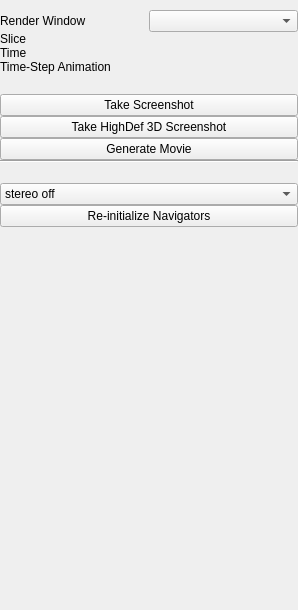
Before: the Qt Designer form Examples/Plugins/org.mitk.example.gui.imaging/src/internal/simpleexample/QmitkSimpleExampleViewControls.ui in MITK/MITK, drawn with Qt 5.
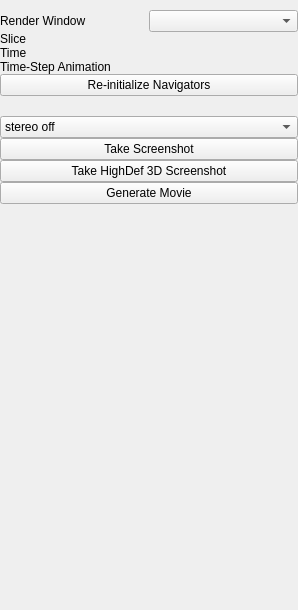
After: the same form once the commit is applied. Custom widgets are drawn as their Qt base class.

Commit message: move button and combo-box

What changed in the file:
```diff
--- a/Examples/Plugins/org.mitk.example.gui.imaging/src/internal/simpleexample/QmitkSimpleExampleViewControls.ui
+++ b/Examples/Plugins/org.mitk.example.gui.imaging/src/internal/simpleexample/QmitkSimpleExampleViewControls.ui
@@ -117,6 +117,13 @@
      </item>
     </layout>
    </item>
+   <item>
+    <widget class="QPushButton" name="reInitializeNavigatorsButton">
+     <property name="text">
+      <string>Re-initialize Navigators</string>
+     </property>
+    </widget>
+   </item>
    <item>
     <spacer name="verticalSpacer_3">
      <property name="orientation">
@@ -133,6 +140,31 @@
      </property>
     </spacer>
    </item>
+   <item>
+    <widget class="QComboBox" name="stereoSelect">
+     <property name="minimumSize">
+      <size>
+       <width>200</width>
+       <height>0</height>
+      </size>
+     </property>
+     <item>
+      <property name="text">
+       <string>stereo off</string>
+      </property>
+     </item>
+     <item>
+      <property name="text">
+       <string>red-blue stereo</string>
+      </property>
+     </item>
+     <item>
+      <property name="text">
+       <string>D4D stereo</string>
+      </property>
+     </item>
+    </widget>
+   </item>
    <item>
     <widget class="QPushButton" name="m_TakeScreenshotBtn">
      <property name="text">
@@ -163,65 +195,6 @@
      </property>
     </widget>
    </item>
-   <item>
-    <layout class="QGridLayout" name="gridLayout">
-     <item row="2" column="0">
-      <widget class="QComboBox" name="stereoSelect">
-       <property name="minimumSize">
-        <size>
-         <width>200</width>
-         <height>0</height>
-        </size>
-       </property>
-       <item>
-        <property name="text">
-         <string>stereo off</string>
-        </property>
-       </item>
-       <item>
-        <property name="text">
-         <string>red-blue stereo</string>
-        </property>
-       </item>
-       <item>
-        <property name="text">
-         <string>D4D stereo</string>
-        </property>
-       </item>
-      </widget>
-     </item>
-     <item row="0" column="0">
-      <widget class="Line" name="line">
-       <property name="orientation">
-        <enum>Qt::Horizontal</enum>
-       </property>
-      </widget>
-     </item>
-     <item row="3" column="0">
-      <widget class="QPushButton" name="reInitializeNavigatorsButton">
-       <property name="text">
-        <string>Re-initialize Navigators</string>
-       </property>
-      </widget>
-     </item>
-     <item row="1" column="0">
-      <spacer name="verticalSpacer_2">
-       <property name="orientation">
-        <enum>Qt::Vertical</enum>
-       </property>
-       <property name="sizeType">
-        <enum>QSizePolicy::Minimum</enum>
-       </property>
-       <property name="sizeHint" stdset="0">
-        <size>
-         <width>20</width>
-         <height>20</height>
-        </size>
-       </property>
-      </spacer>
-     </item>
-    </layout>
-   </item>
    <item>
     <spacer name="verticalSpacer">
      <property name="orientation">
```
Left out of the diff: 1 changed line with no effect on the pictures.
